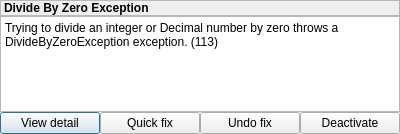
The window that faultpromptdialog.ui (fumeshroomXY/HMPP) describes before a commit, drawn with Qt 5.
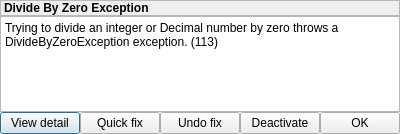
The same window after the commit.

Diff of the .ui file:
```diff
--- a/faultpromptdialog.ui
+++ b/faultpromptdialog.ui
@@ -104,6 +104,13 @@
        </property>
       </widget>
      </item>
+     <item>
+      <widget class="QPushButton" name="okButton">
+       <property name="text">
+        <string>OK</string>
+       </property>
+      </widget>
+     </item>
     </layout>
    </item>
   </layout>
```
